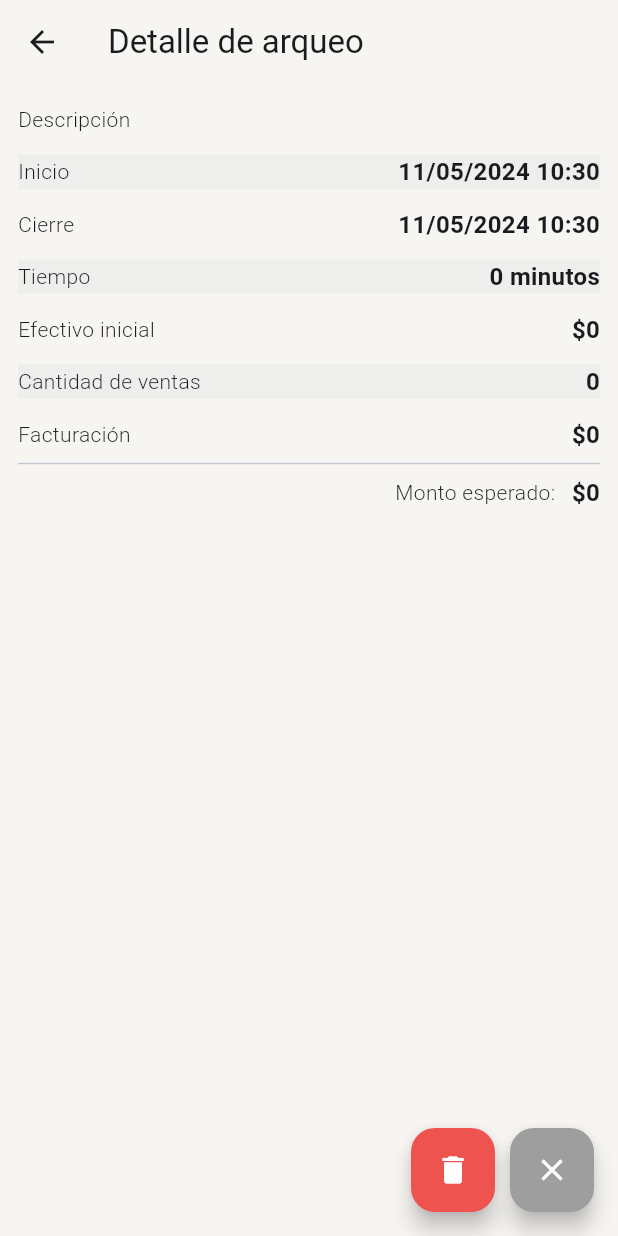
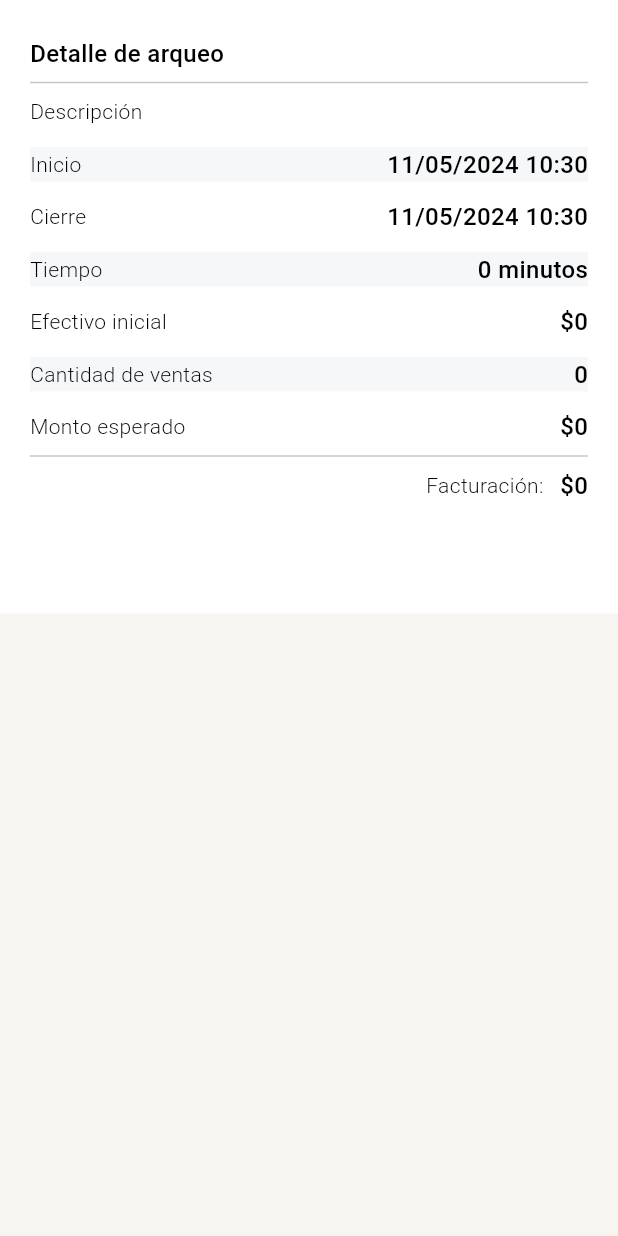
Before and after one commit to lucasaiivan/sell, a Flutter app: the CashRegisterDetailView screen opened directly with empty values, on a phone screen of 412 x 824 dp. Run offline on Flutter 3.47's test engine with Material 3 defaults, Android fonts, the phone set to English and light mode, and no system bars; our stand-ins replace animate_do, audioplayers, cached_network_image, carousel_slider, cloud_firestore, email_validator and 16 more; missing offline and left inert: flutter_barcode_scanner, observe_internet_connectivity, purchases_flutter, search_page, snapping_sheet; accounts and stored records are empty.

Commit message:
Refactorizar código y mejorar la interfaz de usuario del catálogo,ventas y comprobantes

```diff
--- a/lib/app/core/utils/widgets_utils.dart
+++ b/lib/app/core/utils/widgets_utils.dart
@@ -498,7 +498,7 @@ Widget body({required BuildContext context}){
               selected: homeController.getIndexPage == 3,
               leading: const Icon(Icons.apps_rounded),
               trailing: homeController.getIndexPage != 3 ? null : const Icon(Icons.circle,size: 8),
-              title: const Text('Catálogo de Productos'),
+              title: const Text('Catálogo'),
               onTap: () => homeController.setIndexPage = 3):Container(),
             user.multiuser || isAnonymous?ListTile(
               enabled: !isAnonymous,
--- a/lib/app/presentation/historyCashRegisterPage/views/historyCashRegister_view.dart
+++ b/lib/app/presentation/historyCashRegisterPage/views/historyCashRegister_view.dart
@@ -100,19 +100,12 @@ class HistoryCashRegisterView extends StatelessWidget {
 
 class CashRegisterDetailView extends StatelessWidget {
   final CashRegister cashRegister;
-  CashRegisterDetailView({Key? key, required this.cashRegister}) : super(key: key);
-
-  // others controllers
-  final HistoryCashRegisterController transactionsController = Get.find();
+  const CashRegisterDetailView({Key? key, required this.cashRegister}) : super(key: key);
 
   @override
   Widget build(BuildContext context) {
     return Scaffold(
-      appBar: AppBar(
-        title: const Text('Detalle de arqueo'),
-      ),
       body: body,
-      floatingActionButton: floatingActionButtons,
     );
   }
   // WIDGETS VIEWS
@@ -120,17 +113,26 @@ class CashRegisterDetailView extends StatelessWidget {
 
     // var
     Color separatorColor = Colors.blueGrey.withOpacity(.06);
-    TextStyle textStyleDescription = const TextStyle(fontWeight: FontWeight.w300);
-    TextStyle textStyleValue = const TextStyle(fontSize: 16, fontWeight: FontWeight.w600);
+    TextStyle textStyleDescription = const TextStyle(fontWeight: FontWeight.w300,color: Colors.black);
+    TextStyle textStyleValue = const TextStyle(fontSize: 16, fontWeight: FontWeight.w500,color: Colors.black);
 
     // var : tiempo de apertura de caja
     int hour = cashRegister.closure.difference(cashRegister.opening).inHours;
     int minutes = cashRegister.closure.difference(cashRegister.opening).inMinutes.remainder(60);
     String time = hour==0?' $minutes minutos':'$hour horas y $minutes minutos';
 
-    return ListView(
-      padding: const EdgeInsets.all(12),
+    return Container(
+      color: Colors.white,
+      child: SingleChildScrollView(
+        child: Padding(
+          padding: const EdgeInsets.symmetric(horizontal: 20,vertical: 12),
+          child: Column(
+            crossAxisAlignment: CrossAxisAlignment.start,
             children: [
+              const SizedBox(height: 12),
+              // text : 'Detalle de arqueo'
+              Text('Detalle de arqueo',style: textStyleValue),
+              const Divider(),
               // view info : descripcion
               Row(children: [
                 Text('Descripción', style: textStyleDescription),
@@ -190,9 +192,9 @@ class CashRegisterDetailView extends StatelessWidget {
               // view info : facturacion
               const SizedBox(height: 12),
               Row(children: [
-          Text('Facturación', style: textStyleDescription),
+                Text('Monto esperado', style: textStyleDescription),
                 const Spacer(),
-          Text(Publications.getFormatoPrecio(monto: cashRegister.billing),
+                Text(Publications.getFormatoPrecio(monto: cashRegister.expectedBalance),
                     style: textStyleValue)
               ]),
               cashRegister.cashOutFlowList.isEmpty && cashRegister.cashInFlowList.isEmpty? Container()
@@ -206,10 +208,10 @@ class CashRegisterDetailView extends StatelessWidget {
               const Divider(),
               Row(children: [
                 const Spacer(),
-          Text('Monto esperado:   ', style: textStyleDescription),
+                Text('Facturación:   ', style: textStyleDescription),
                 Text(
                     Publications.getFormatoPrecio(
-                  monto: cashRegister.getExpectedBalance),
+                        monto: cashRegister.billing),
                     style: textStyleValue)
               ]),
               const SizedBox(height: 12),
@@ -238,39 +240,14 @@ class CashRegisterDetailView extends StatelessWidget {
                                       ? Colors.red.shade300
                                       : Colors.green.shade300))
                     ]),
-        const SizedBox(height:100),
+              const SizedBox(height:50),
             ],
+          ),
+        ),
+      ),
     );
   }
   // WIDGETS COMPONENTS
-  Widget get floatingActionButtons{
-    return Row(
-      mainAxisAlignment: MainAxisAlignment.end,
-      children: [
-        // button : eliminar
-        FloatingActionButton(
-          heroTag: 'delete',
-          onPressed: () {
-            registerDeleteConfirmDialog();
-          },
-          backgroundColor: Colors.red.shade400,
-          child: const Icon(Icons.delete,color: Colors.white,),
-        ),
-        const SizedBox(width: 10),
-        // button : cerrar
-        FloatingActionButton(
-          heroTag: 'close',
-          onPressed: () {
-            Get.back();
-          },
-          backgroundColor: Colors.grey,
-          child: const Icon(Icons.close,color: Colors.white,),
-        ),
-
-
-      ],
-    );
-  }
   Widget get egressAndEntryExpansionPanelListView{
 
     // style
@@ -348,26 +325,5 @@ class CashRegisterDetailView extends StatelessWidget {
     );
   }
 
-  // dialog
-  void registerDeleteConfirmDialog(){
-    Get.dialog(AlertDialog(
-      title: const Text('Eliminar informe de caja'),
-      content: const Text('¿Está seguro de eliminarlo?'),
-      actions: [
-        TextButton(
-            onPressed: () {
-              Get.back();
-            },
-            child: const Text('Cancelar')),
-        TextButton(
-            onPressed: () {
-              // delete : eliminar caja
-              transactionsController.deleteCashRegister( cashRegister: cashRegister);
-              Get.back();
-              Get.back();
-            },
-            child: const Text('Si, eliminar')),
-      ],
-    ));
+
 }
-}
--- a/lib/app/presentation/home/controller/home_controller.dart
+++ b/lib/app/presentation/home/controller/home_controller.dart
@@ -140,6 +140,9 @@ class HomeController extends GetxController {
   }
 
   // cash register  //
+  late CashRegister cashRegisterActiveTemp;
+  set setCashRegisterActiveTemp(CashRegister value) => cashRegisterActiveTemp = value;
+  CashRegister get getCashRegisterActiveTemp => cashRegisterActiveTemp;
   CashRegister cashRegisterActive = CashRegister(
       id: '',
       sales: 0,
```
Also changed, not shown: lib/app/core/utils/fuctions.dart (+24 -5 lines), lib/app/domain/entities/ticket_model.dart (+9 -9 lines), lib/app/presentation/cataloguePage/controller/productsSearch_controller.dart (+11 -7 lines), lib/app/presentation/historyCashRegisterPage/controller/historyCashRegister_controller.dart (+54 -1 lines), lib/app/presentation/sellPage/controller/sell_controller.dart (+5 -6 lines), lib/app/presentation/sellPage/views/sell_view.dart (+105 -50 lines), lib/app/presentation/transactionsPage/views/transactions_view.dart (+4 -10 lines). Lines whose indentation alone changed are shown as unchanged.
